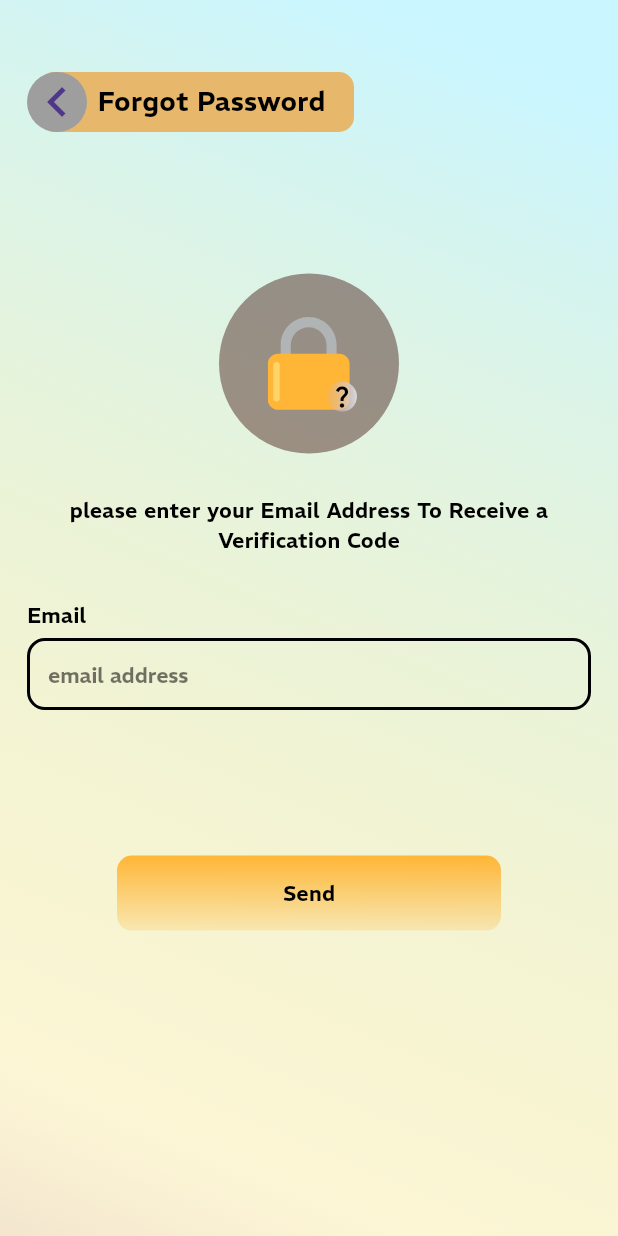
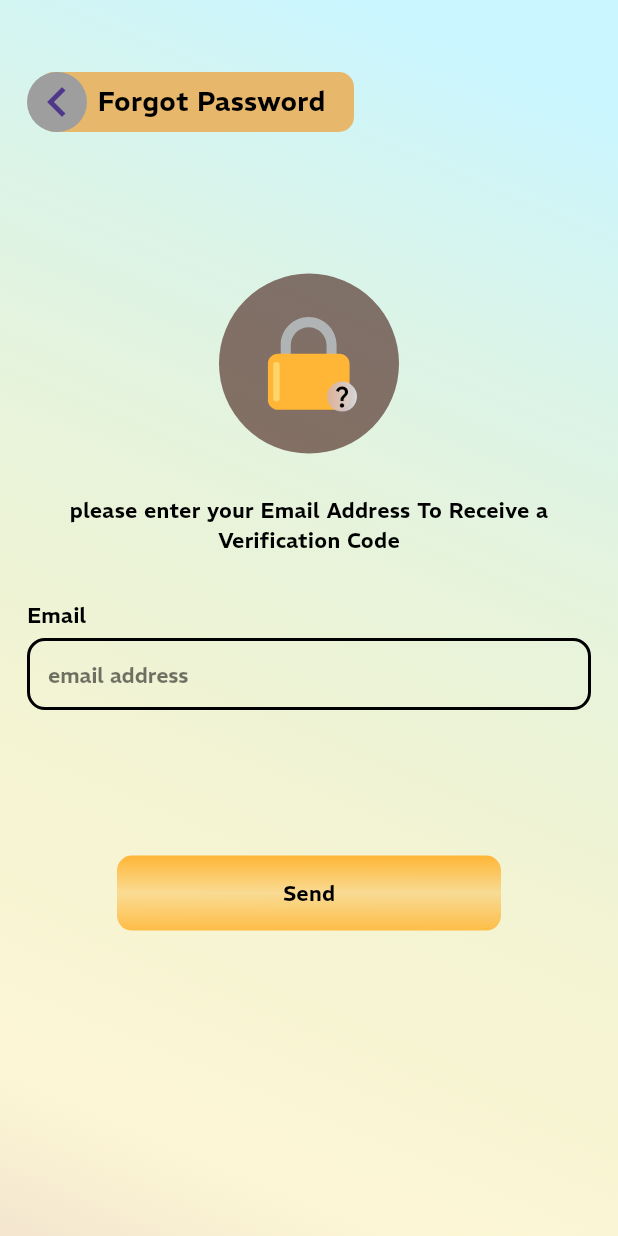
Before and after one commit to MuhammadDev01/lab_nerd, a Flutter app: the ForgotPasswordView screen opened by its route, on a phone screen of 412 x 824 dp. Run offline on Flutter 3.47's test engine with Material 3 defaults, Android fonts, the light colour scheme and no system bars; our stand-ins replace dio, flutter_svg, font_awesome_flutter, get, shared_preferences, smooth_page_indicator; accounts and stored records are empty; network calls fail.

Commit message:
upgrade the project

```diff
--- a/lib/constant.dart
+++ b/lib/constant.dart
@@ -27,8 +27,8 @@ Gradient forgotpasswordgradient = LinearGradient(
   end: Alignment.bottomCenter,
   colors: [
     const Color(0xffFFB636),
-    const Color(0xffFFB636).withOpacity(0.6),
-    const Color(0xffFFB636).withOpacity(0.21)
+    const Color(0x66FFB636),
+    const Color(0xE3FFB636),
   ],
 );
 
--- a/lib/views/auth/forgot_password_view.dart
+++ b/lib/views/auth/forgot_password_view.dart
@@ -63,7 +63,7 @@ class _ForgotPasswordViewState extends State<ForgotPasswordView> {
                               width: 20,
                               decoration: BoxDecoration(
                                 gradient: LinearGradient(colors: [
-                                  const Color(0xffD3B1B1).withOpacity(0.2),
+                                  const Color(0xCCD3B1B1),
                                   const Color(0xffD9D9D9),
                                 ]),
                                 borderRadius: BorderRadius.circular(50),
--- a/lib/views/boarding_page.dart
+++ b/lib/views/boarding_page.dart
@@ -31,7 +31,6 @@ class BoardingPage extends StatefulWidget {
       body:
           'The student can study the periodic table and apply what he has learned with ease and take important notes',
       image: Image.asset('assets/images/Online learning.gif'),
-      //image: 'assets/images/svg/beaker chemistry.svg',
     ),
     BoardingItemModel(
       title: 'Quizes on what you want',
--- a/lib/views/home/details_element_view.dart
+++ b/lib/views/home/details_element_view.dart
@@ -41,7 +41,7 @@ class DetailsElementView extends StatelessWidget {
                   image: NetworkImage(backdrop),
                   fit: BoxFit.fill,
                   colorFilter: ColorFilter.mode(
-                    Colors.white.withOpacity(0.4),
+                    Colors.white38,
                     BlendMode.dstATop,
                   ),
                 )),
--- a/lib/widgets/auth/forgot password/custom_forgot_password_circle_avatar.dart
+++ b/lib/widgets/auth/forgot password/custom_forgot_password_circle_avatar.dart
@@ -12,7 +12,7 @@ class CustomForgotPasswordCircleAvatar extends StatelessWidget {
   Widget build(BuildContext context) {
     return Center(
       child: CircleAvatar(
-        backgroundColor: const Color(0xff390b07).withOpacity(0.43),
+        backgroundColor: const Color(0x91390b07),
         radius: radius,
         child: insideCircleAvatar,
       ),
--- a/lib/widgets/home/bottom_navigation_bar_item.dart
+++ b/lib/widgets/home/bottom_navigation_bar_item.dart
@@ -29,7 +29,7 @@ class BottomNavigatorBarItem extends StatelessWidget {
         builder: (controller) => Container(
           decoration: isActive
               ? BoxDecoration(
-                  color: Colors.grey.withOpacity(0.3),
+                  color: Colors.grey.shade300,
                   borderRadius: BorderRadius.circular(12),
                 )
               : const BoxDecoration(),
--- a/pubspec.yaml
+++ b/pubspec.yaml
@@ -41,7 +41,7 @@ dependencies:
   get: ^4.6.6
   shared_preferences: ^2.2.2
   smooth_page_indicator: ^1.1.0
-  webview_flutter: ^4.10.0
+  #webview_flutter: ^4.10.0
 
 dev_dependencies:
   flutter_lints: ^5.0.0
```
Also changed, not shown: lib/views/home/chat_gpt_view.dart (+39 -30 lines), pubspec.lock, 127 other files.
